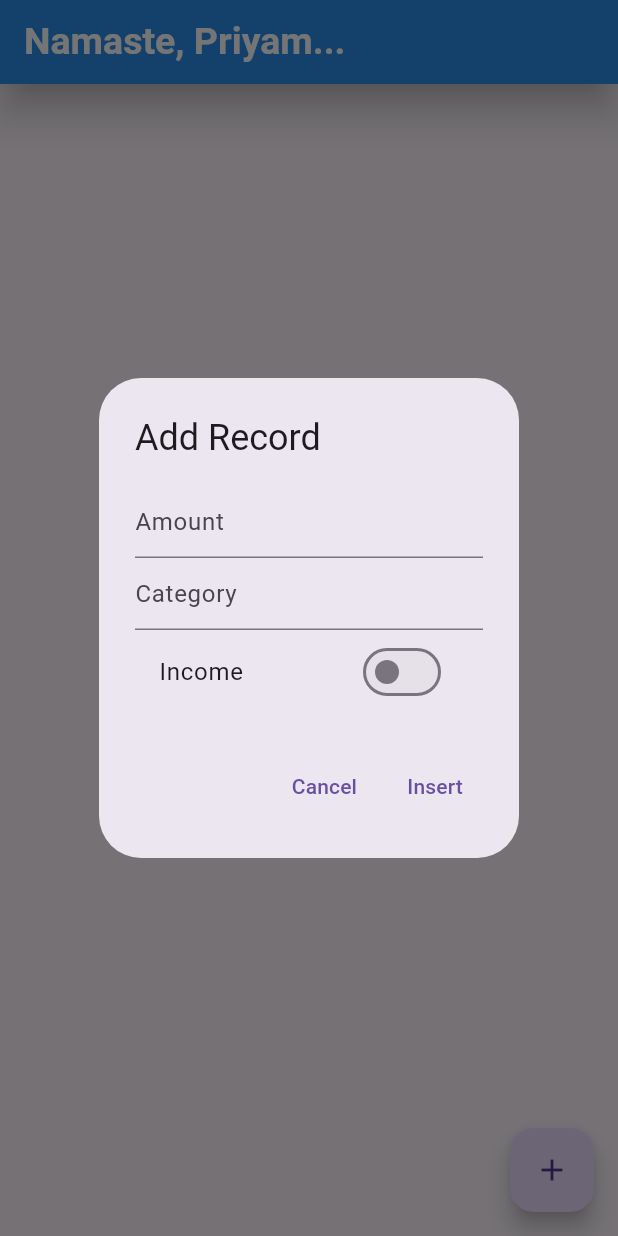
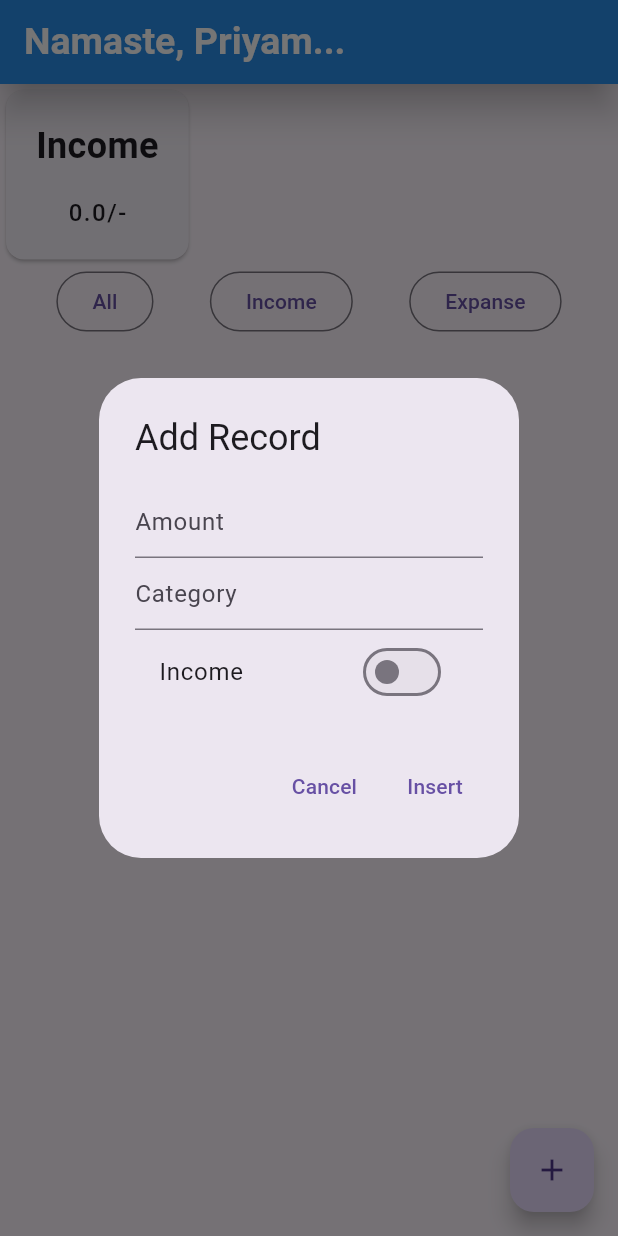
Before and after one commit to priyamtripathiii03/budget_tracker_app, a Flutter app: the screen it shows after launch, after a tap on the "add" icon, on a phone screen of 412 x 824 dp. Run offline on Flutter 3.47's test engine with Material 3 defaults, Android fonts, the light colour scheme and no system bars; our stand-ins replace get, sqflite; accounts and stored records are empty.

Commit message:
12-12-2024

```diff
--- a/lib/controller/home_controller.dart
+++ b/lib/controller/home_controller.dart
@@ -10,6 +10,9 @@ class HomeController extends GetxController {
   TextEditingController txtCategory = TextEditingController();
 
   RxList<Budget> budgetList = <Budget>[].obs;
+  RxDouble income=0.0.obs;
+  RxDouble expens=0.0.obs;
+  RxDouble balance=0.0.obs;
   RxBool isIncome = false.obs;
 
   @override
@@ -45,11 +48,33 @@ class HomeController extends GetxController {
         .toList();
   }
 
-  Future<void> updateData(
-      int id, isIncome, double amount, category) async {
+  Future<void> updateData(int id, isIncome, double amount, category) async {
     DateTime date = DateTime.now();
     log('update');
-    await DbHelper.dbHelper.updateRecord(id, isIncome, amount, "${date.day}-${date.month}-${date.year}", category);
+    await DbHelper.dbHelper.updateRecord(id, isIncome, amount,
+        "${date.day}-${date.month}-${date.year}", category);
     fetchData();
   }
+
+  Future<void> filterCategory(int isIncome) async {
+    List records = await DbHelper.dbHelper.filterCategory(isIncome);
+    budgetList.value = records.map((e) => Budget.fromMap(e),).toList();
+  }
+  void calculate()
+  {
+    income.value=0.0;
+    balance.value=0.0;
+    expens.value=0.0;
+    for(var i in budgetList)
+      {
+        if(isIncome==1)
+          {
+            income.value+=i as double;
+          }
+        else{
+          expens.value+=i as double;
+        }
+      }
+    balance.value=income.value+expens.value;
+  }
 }
--- a/lib/views/home_page_dart.dart
+++ b/lib/views/home_page_dart.dart
@@ -22,8 +22,48 @@ class HomePage extends StatelessWidget {
               color: Colors.white, fontWeight: FontWeight.bold,fontSize: 25),
         ),
       ),
-      body: Obx(
-        () => ListView.builder(
+      body: Column(
+        mainAxisSize: MainAxisSize.min,
+
+
+        children: [
+          Row(
+            children: [
+              Card(
+                child: Padding(
+                  padding: const EdgeInsets.all(20.0),
+                  child: Column(
+                    crossAxisAlignment: CrossAxisAlignment.center,
+                    mainAxisAlignment: MainAxisAlignment.center,
+                    children: [
+                      Text('Income',style: TextStyle(fontWeight: FontWeight.bold,fontSize: 24),),
+                      Divider(),
+                      Obx(() =>Text('${controller.income}/-',style: TextStyle(fontWeight: FontWeight.w500,fontSize: 16,letterSpacing: 1),)),
+                    ],
+                  ),
+                ),
+              )
+            ],
+          ),
+          Row(
+            mainAxisAlignment: MainAxisAlignment.spaceEvenly,
+            children: [
+              OutlinedButton(onPressed: (){
+                controller.fetchData();
+              }, child: Text('All',),),
+              OutlinedButton(onPressed: (){
+             controller.filterCategory(1);
+              }, child: Text('Income',)),
+              OutlinedButton(onPressed: (){
+             controller.filterCategory(0);
+              }, child: Text('Expanse',)),
+            ],
+          ),
+          SizedBox(height: 10,),
+
+          Obx(
+            () => Expanded(
+              child: ListView.builder(
                 itemCount: controller.budgetList.length,
                 itemBuilder: (context, index) => Card(
                   color: controller.budgetList[index].isIncome==1?Colors.green.shade100:Colors.red.shade100,
@@ -46,6 +86,9 @@ class HomePage extends StatelessWidget {
                 ),
               ),
             ),
+          ),
+        ],
+      ),
       floatingActionButton: FloatingActionButton(
         onPressed: () async {
           insertBox(context);
```
Also changed, not shown: lib/helper/db_helper.dart (+7 -5 lines). Lines whose indentation alone changed are shown as unchanged.
